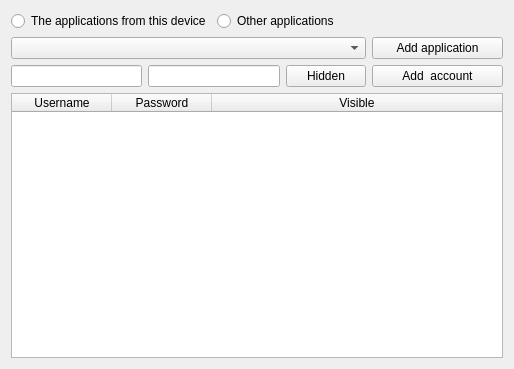
Above: Manager.ui from YanaRogova/PasswordManager before the change. Below: the same form after it.
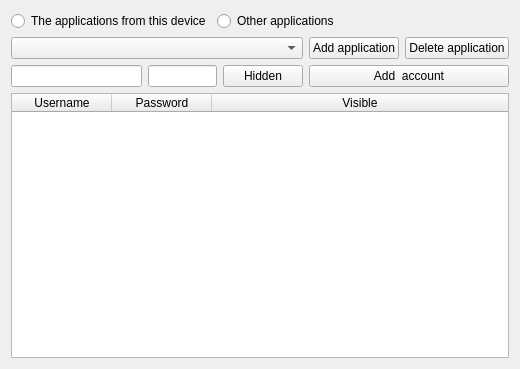
That is the form after the change.

Commit message: delete data of current application

```diff
--- a/Manager.ui
+++ b/Manager.ui
@@ -55,13 +55,20 @@
      </property>
     </widget>
    </item>
-   <item row="4" column="5" colspan="2">
+   <item row="4" column="5" colspan="1">
     <widget class="QPushButton" name="pbAddApp">
      <property name="text">
       <string>Add application</string>
      </property>
     </widget>
    </item>
+	<item row="4" column="6" colspan="1">
+		<widget class="QPushButton" name="pbDeleteApp">
+			<property name="text">
+				<string>Delete application</string>
+			</property>
+		</widget>
+	</item>
    <item row="5" column="2" colspan="2">
     <widget class="QLineEdit" name="lePassword"/>
    </item>
```
The commit also changes 2 other files.
